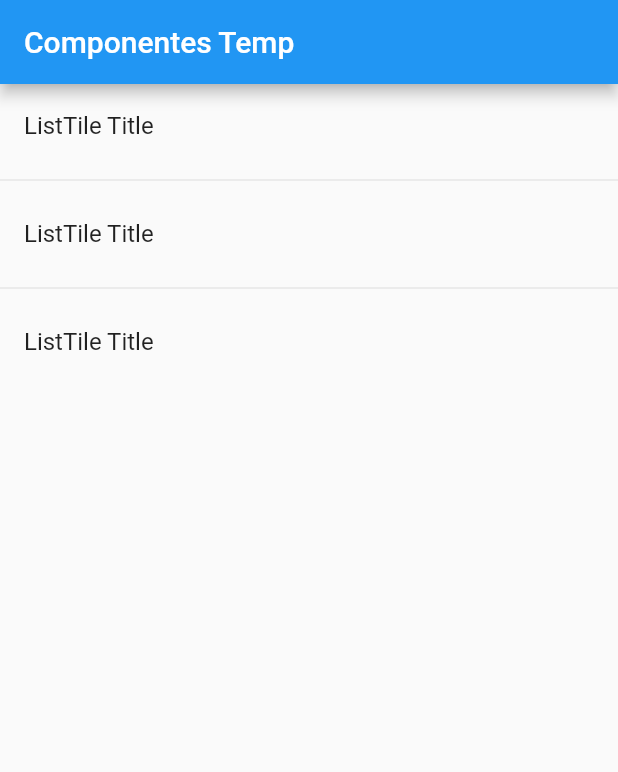
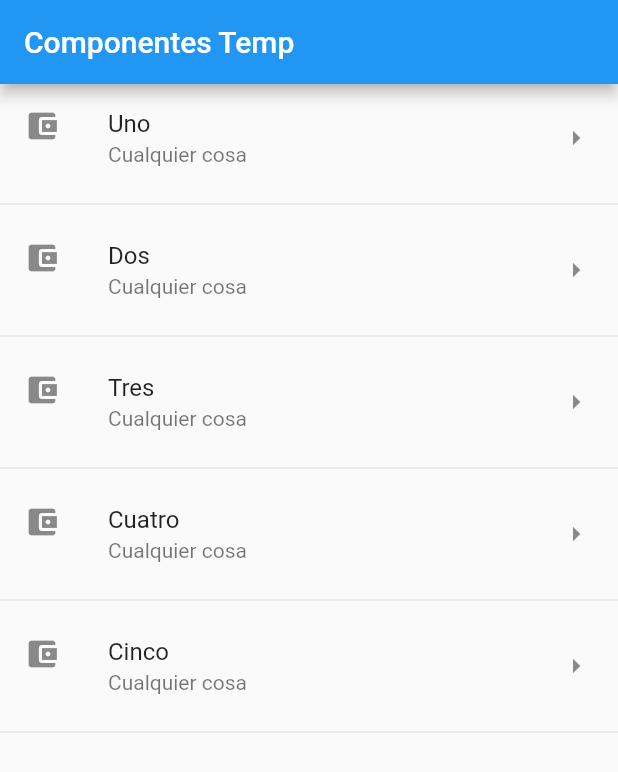
Before and after one commit to Adel-Cabrera/Flutter-Ex-Admob, a Flutter app: the screen it shows after launch, on a phone screen of 412 x 824 dp. Shown: the top 772 px of the screen. Run offline on Flutter 3.47's test engine with Material 2 defaults, Android fonts, the phone set to English and light mode, and no system bars.

Commit message:
Added ListView & ListTile through methods

```diff
--- a/itsallwidgets/lib/main.dart
+++ b/itsallwidgets/lib/main.dart
@@ -7,6 +7,7 @@ class MyApp extends StatelessWidget {
   @override
   Widget build(BuildContext context) {
     return MaterialApp(
+      debugShowCheckedModeBanner: false,
       title: 'Material App',
       home: HomePageTemp(),
     );
--- a/itsallwidgets/lib/src/pages/home_temp.dart
+++ b/itsallwidgets/lib/src/pages/home_temp.dart
@@ -1,25 +1,48 @@
 import 'package:flutter/material.dart';
 
 class HomePageTemp extends StatelessWidget {
+  final opciones = ['Uno', 'Dos', 'Tres', 'Cuatro', 'Cinco'];
+
   @override
   Widget build(BuildContext context) {
     return Scaffold(
       appBar: AppBar(title: Text('Componentes Temp')),
       body: ListView(
-        children: <Widget>[
-          ListTile(
-            title: Text('ListTile Title'),
-          ),
-          Divider(),
-          ListTile(
-            title: Text('ListTile Title'),
-          ),
-          Divider(),
-          ListTile(
-            title: Text('ListTile Title'),
-          )
-        ],
+        children: _crearItemsCorta(),
       ),
     );
   }
+
+  List<Widget> _crearItems() {
+    List<Widget> lista = new List<Widget>();
+    for (String opt in opciones) {
+      final tempWidget = ListTile(
+        title: Text(opt),
+      );
+      //lista.add(tempWidget);
+      //lista.add(Divider());
+      lista // Operador en cascada
+        ..add(tempWidget)
+        ..add(Divider());
+    }
+    return lista;
+  }
+
+  List<Widget> _crearItemsCorta() {
+    var widgets = opciones.map((String item) {
+      return Column(
+        children: <Widget>[
+          ListTile(
+            title: Text(item),
+            subtitle: Text('Cualquier cosa'),
+            leading: Icon(Icons.account_balance_wallet),
+            trailing: Icon(Icons.arrow_right),
+            onTap: () {},
+          ),
+          Divider(),
+        ],
+      );
+    }).toList();
+    return widgets;
+  }
 }
```
